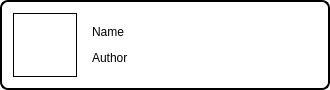
This is ui/themewidget.ui in DrLutzi/wakfu-theme-manager as Qt 5 draws it before an edit. The edited form follows.
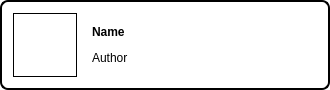
This is the edited form. Icons and pictures are not drawn.

```diff
--- a/ui/themewidget.ui
+++ b/ui/themewidget.ui
@@ -99,7 +99,8 @@
       <item>
        <widget class="QLabel" name="name">
         <property name="styleSheet">
-         <string notr="true">border: 0px; background-color: rgba(0, 0, 0, 0)</string>
+         <string notr="true">border: 0px; background-color: rgba(0, 0, 0, 0); font-weight: bold
+</string>
         </property>
         <property name="text">
          <string>Name</string>
```
